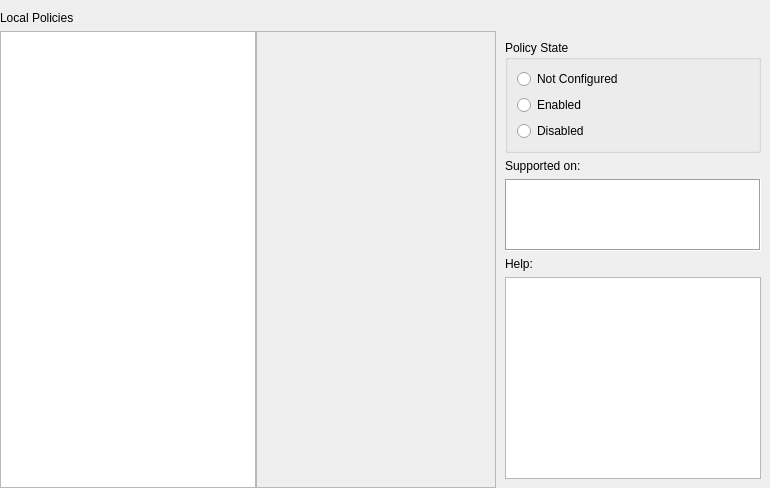
Before: the Qt Designer form src/gui/contentwidget.ui in august-alt/gpui, drawn with Qt 5.
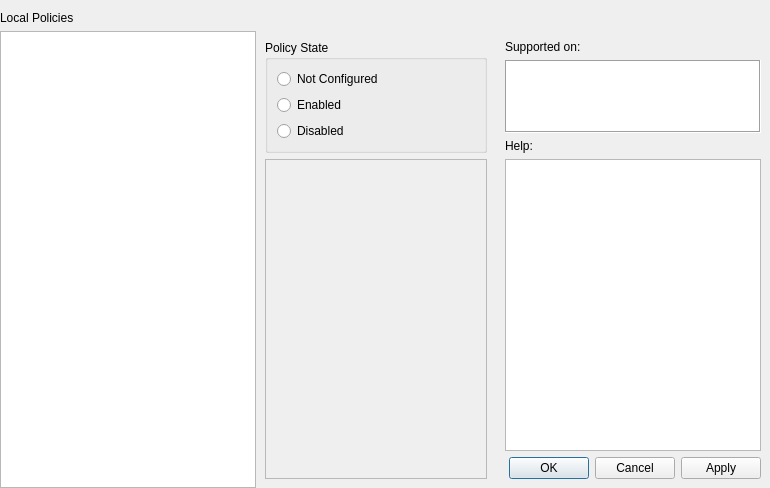
After: the same form once the commit is applied.

Commit message: feat: move policy state to separate widget

What changed in the file:
```diff
--- a/src/gui/contentwidget.ui
+++ b/src/gui/contentwidget.ui
@@ -42,83 +42,21 @@
       <widget class="QListView" name="contentListView"/>
      </item>
      <item>
-      <widget class="QScrollArea" name="contentScrollArea">
-       <property name="widgetResizable">
-        <bool>true</bool>
-       </property>
-       <widget class="QWidget" name="scrollAreaWidgetContents">
-        <property name="geometry">
-         <rect>
-          <x>0</x>
-          <y>0</y>
-          <width>236</width>
-          <height>452</height>
-         </rect>
-        </property>
-       </widget>
-      </widget>
-     </item>
-     <item>
-      <widget class="QWidget" name="rightContainer" native="true">
+      <widget class="QWidget" name="contentWidget" native="true">
        <property name="sizePolicy">
-        <sizepolicy hsizetype="Fixed" vsizetype="Preferred">
+        <sizepolicy hsizetype="Preferred" vsizetype="Expanding">
          <horstretch>0</horstretch>
          <verstretch>0</verstretch>
         </sizepolicy>
        </property>
        <property name="minimumSize">
         <size>
-         <width>215</width>
-         <height>442</height>
+         <width>225</width>
+         <height>0</height>
         </size>
        </property>
-       <layout class="QGridLayout" name="gridLayout_3">
-        <item row="4" column="0">
-         <widget class="QTextEdit" name="descriptionTextEdit">
-          <property name="sizePolicy">
-           <sizepolicy hsizetype="Fixed" vsizetype="Expanding">
-            <horstretch>0</horstretch>
-            <verstretch>4</verstretch>
-           </sizepolicy>
-          </property>
-          <property name="minimumSize">
-           <size>
-            <width>215</width>
-            <height>0</height>
-           </size>
-          </property>
-          <property name="readOnly">
-           <bool>true</bool>
-          </property>
-         </widget>
-        </item>
-        <item row="2" column="0">
-         <widget class="QTextEdit" name="supportedOnTextEdit">
-          <property name="sizePolicy">
-           <sizepolicy hsizetype="Expanding" vsizetype="Expanding">
-            <horstretch>0</horstretch>
-            <verstretch>1</verstretch>
-           </sizepolicy>
-          </property>
-          <property name="frameShape">
-           <enum>QFrame::Box</enum>
-          </property>
-          <property name="readOnly">
-           <bool>true</bool>
-          </property>
-         </widget>
-        </item>
-        <item row="3" column="0">
-         <widget class="QLabel" name="helpLabel">
-          <property name="text">
-           <string>Help:</string>
-          </property>
-          <property name="buddy">
-           <cstring>descriptionTextEdit</cstring>
-          </property>
-         </widget>
-        </item>
-        <item row="0" column="0">
+       <layout class="QVBoxLayout" name="verticalLayout">
+        <item>
          <widget class="QGroupBox" name="groupBox">
           <property name="title">
            <string>Policy State</string>
@@ -151,6 +89,86 @@
           </layout>
          </widget>
         </item>
+        <item>
+         <widget class="QScrollArea" name="contentScrollArea">
+          <property name="widgetResizable">
+           <bool>true</bool>
+          </property>
+          <widget class="QWidget" name="scrollAreaWidgetContents">
+           <property name="geometry">
+            <rect>
+             <x>0</x>
+             <y>0</y>
+             <width>220</width>
+             <height>318</height>
+            </rect>
+           </property>
+          </widget>
+         </widget>
+        </item>
+       </layout>
+      </widget>
+     </item>
+     <item>
+      <widget class="QWidget" name="rightContainer" native="true">
+       <property name="sizePolicy">
+        <sizepolicy hsizetype="Fixed" vsizetype="Preferred">
+         <horstretch>0</horstretch>
+         <verstretch>0</verstretch>
+        </sizepolicy>
+       </property>
+       <property name="minimumSize">
+        <size>
+         <width>215</width>
+         <height>442</height>
+        </size>
+       </property>
+       <layout class="QGridLayout" name="gridLayout_3">
+        <item row="3" column="0">
+         <widget class="QLabel" name="helpLabel">
+          <property name="text">
+           <string>Help:</string>
+          </property>
+          <property name="buddy">
+           <cstring>descriptionTextEdit</cstring>
+          </property>
+         </widget>
+        </item>
+        <item row="2" column="0">
+         <widget class="QTextEdit" name="supportedOnTextEdit">
+          <property name="sizePolicy">
+           <sizepolicy hsizetype="Expanding" vsizetype="Expanding">
+            <horstretch>0</horstretch>
+            <verstretch>1</verstretch>
+           </sizepolicy>
+          </property>
+          <property name="frameShape">
+           <enum>QFrame::Box</enum>
+          </property>
+          <property name="readOnly">
+           <bool>true</bool>
+          </property>
+         </widget>
+        </item>
+        <item row="4" column="0">
+         <widget class="QTextEdit" name="descriptionTextEdit">
+          <property name="sizePolicy">
+           <sizepolicy hsizetype="Fixed" vsizetype="Expanding">
+            <horstretch>0</horstretch>
+            <verstretch>4</verstretch>
+           </sizepolicy>
+          </property>
+          <property name="minimumSize">
+           <size>
+            <width>215</width>
+            <height>0</height>
+           </size>
+          </property>
+          <property name="readOnly">
+           <bool>true</bool>
+          </property>
+         </widget>
+        </item>
         <item row="1" column="0">
          <widget class="QLabel" name="supportedOnLabel">
           <property name="text">
@@ -161,6 +179,13 @@
           </property>
          </widget>
         </item>
+        <item row="5" column="0">
+         <widget class="QDialogButtonBox" name="policyStateButtonBox">
+          <property name="standardButtons">
+           <set>QDialogButtonBox::Apply|QDialogButtonBox::Cancel|QDialogButtonBox::Ok</set>
+          </property>
+         </widget>
+        </item>
        </layout>
       </widget>
      </item>
```
Left out of the diff: 3 changed lines with no effect on the pictures. The commit also changes 1 other file.
